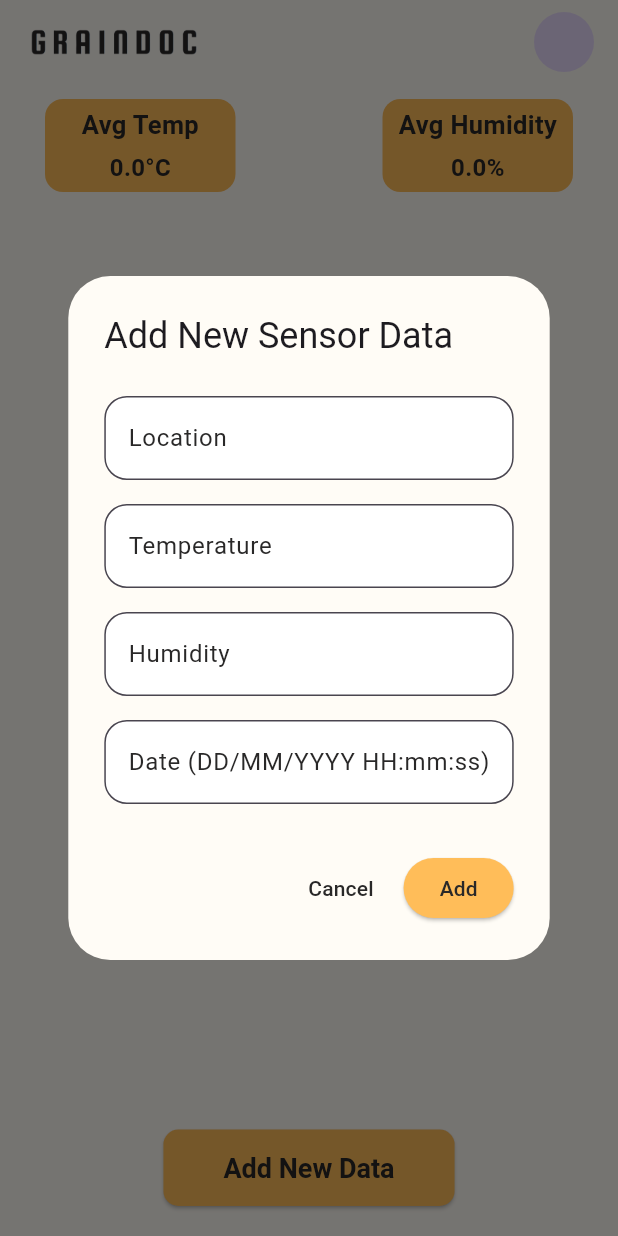
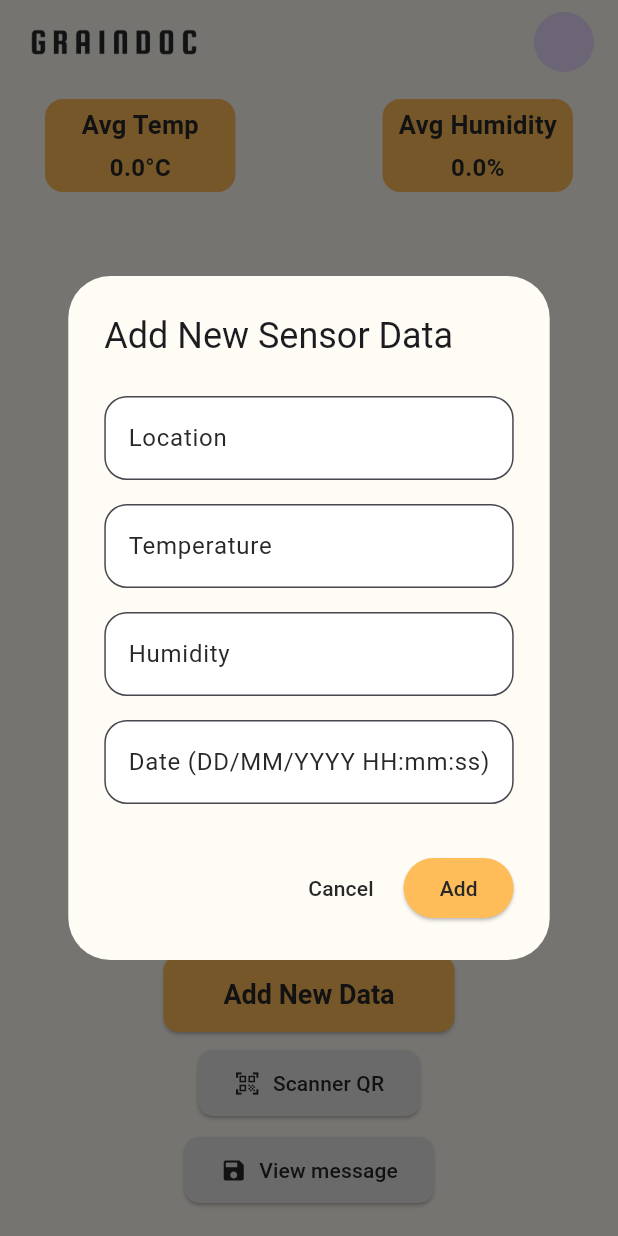
Before and after one commit to nataliahrabovska/mobile-labs, a Flutter app: the HomePage screen opened by its route, after a tap on "Add New Data", on a phone screen of 412 x 824 dp. Run offline on Flutter 3.47's test engine with Material 3 defaults, Android fonts, the light colour scheme and no system bars; our stand-ins replace connectivity_plus, rxdart, shared_preferences; missing offline and left inert: mobile_scanner, mqtt_client, usb_serial; accounts and stored records are empty.

Commit message:
implemented lab 5

```diff
--- a/lib/main.dart
+++ b/lib/main.dart
@@ -1,4 +1,7 @@
 import 'package:flutter/material.dart';
+import 'package:test_lab2/screens/scanner/qr_scanner_screen.dart' as qr;
+import 'package:test_lab2/screens/scanner/saved_qr_screen.dart' as saved;
+
 import 'services/auth_service.dart';
 import 'screens/login_page.dart';
 import 'screens/home_page.dart';
@@ -35,6 +38,8 @@ class GrainDocApp extends StatelessWidget {
         '/register': (context) => RegisterPage(),
         '/home': (context) => HomePage(),
         '/profile': (context) => ProfilePage(),
+        '/qr': (context) => qr.QRScannerScreen(),
+        '/saved': (context) => saved.SavedQrScreen(),
       },
     );
   }
--- a/lib/screens/home_page.dart
+++ b/lib/screens/home_page.dart
@@ -31,12 +31,11 @@ class _HomePageState extends State<HomePage> {
 
   void _connectToMqtt() async {
     try {
-      print('Connecting to MQTT...');
       await _mqttService.connect();
       if (_mqttService.isConnected) {
-        print('MQTT Connected');
+        print('✅ MQTT Connected');
       } else {
-        print('MQTT connection failed');
+        print('❌ MQTT connection failed');
       }
     } catch (e) {
       print('Error connecting to MQTT: $e');
@@ -45,16 +44,12 @@ class _HomePageState extends State<HomePage> {
 
   void _onDataReceived(SensorData newData) async {
     bool exists = dataList.any((d) =>
-    d.timestamp == newData.timestamp && d.location == newData.location
-    );
+    d.timestamp == newData.timestamp && d.location == newData.location);
     if (!exists) {
       setState(() {
         dataList.add(newData);
       });
       await storage.addNewData(newData);
-      print('New MQTT data added: ${newData.toJson()}');
-    } else {
-      print('MQTT data already exists, skipping');
     }
   }
 
@@ -70,7 +65,6 @@ class _HomePageState extends State<HomePage> {
     return total / dataList.length;
   }
 
-  // Створюємо контролери та не забуваємо їх dispose
   void _showAddDataDialog() {
     final locationController = TextEditingController();
     final tempController = TextEditingController();
@@ -95,11 +89,11 @@ class _HomePageState extends State<HomePage> {
         actions: [
           TextButton(
             onPressed: () {
+              Navigator.pop(context);
               locationController.dispose();
               tempController.dispose();
               humidityController.dispose();
               dateController.dispose();
-              Navigator.pop(context);
             },
             child: Text('Cancel', style: TextStyle(color: Color(0xFF292828))),
           ),
@@ -115,16 +109,63 @@ class _HomePageState extends State<HomePage> {
               setState(() {
                 dataList.add(newData);
               });
+
+              Navigator.pop(context);
               locationController.dispose();
               tempController.dispose();
               humidityController.dispose();
               dateController.dispose();
+            },
+            style: ElevatedButton.styleFrom(backgroundColor: Color(0xFFFFBD59)),
+            child: Text('Add', style: TextStyle(color: Color(0xFF292828))),
+          ),
+        ],
+      ),
+    );
+  }
+
+  Widget _buildDialogTextField(TextEditingController controller, String hint) {
+    return Padding(
+      padding: const EdgeInsets.symmetric(vertical: 8.0),
+      child: TextField(
+        controller: controller,
+        decoration: InputDecoration(
+          hintText: hint,
+          hintStyle: TextStyle(color: Color(0xFF292828)),
+          border: OutlineInputBorder(
+            borderRadius: BorderRadius.circular(15),
+          ),
+          filled: true,
+          fillColor: Colors.white,
+        ),
+      ),
+    );
+  }
+
+  void _showDeleteConfirmationDialog(SensorData item) {
+    showDialog(
+      context: context,
+      builder: (context) => AlertDialog(
+        backgroundColor: Color(0xFFFFFCF6),
+        title: Text('Delete Sensor Data'),
+        content: Text('Are you sure you want to delete this data?'),
+        actions: [
+          TextButton(
+            onPressed: () => Navigator.pop(context),
+            child: Text('Cancel', style: TextStyle(color: Color(0xFF292828))),
+          ),
+          ElevatedButton(
+            onPressed: () async {
+              await storage.deleteData(item);
+              setState(() {
+                dataList.remove(item);
+              });
               Navigator.pop(context);
             },
             style: ElevatedButton.styleFrom(
               backgroundColor: Color(0xFFFFBD59),
             ),
-            child: Text('Add', style: TextStyle(color: Color(0xFF292828))),
+            child: Text('Delete', style: TextStyle(color: Color(0xFF292828))),
           ),
         ],
       ),
@@ -160,11 +201,11 @@ class _HomePageState extends State<HomePage> {
               children: [
                 ElevatedButton(
                   onPressed: () {
+                    Navigator.pop(context);
                     locationController.dispose();
                     tempController.dispose();
                     humidityController.dispose();
                     dateController.dispose();
-                    Navigator.pop(context);
                   },
                   style: ElevatedButton.styleFrom(
                     backgroundColor: Colors.grey,
@@ -181,6 +222,7 @@ class _HomePageState extends State<HomePage> {
                     setState(() {
                       dataList.remove(item);
                     });
+
                     final updatedData = SensorData(
                       location: locationController.text,
                       temperature: double.tryParse(tempController.text) ?? 0.0,
@@ -191,11 +233,12 @@ class _HomePageState extends State<HomePage> {
                     setState(() {
                       dataList.add(updatedData);
                     });
+
+                    Navigator.pop(context);
                     locationController.dispose();
                     tempController.dispose();
                     humidityController.dispose();
                     dateController.dispose();
-                    Navigator.pop(context);
 
                     ScaffoldMessenger.of(context).showSnackBar(
                       SnackBar(content: Text('Дані оновлено')),
@@ -214,54 +257,6 @@ class _HomePageState extends State<HomePage> {
             ),
           ),
         ],
-      ),
-    );
-  }
-
-  void _showDeleteConfirmationDialog(SensorData item) {
-    showDialog(
-      context: context,
-      builder: (context) => AlertDialog(
-        backgroundColor: Color(0xFFFFFCF6),
-        title: Text('Delete Sensor Data'),
-        content: Text('Are you sure you want to delete this data?'),
-        actions: [
-          TextButton(
-            onPressed: () => Navigator.pop(context),
-            child: Text('Cancel', style: TextStyle(color: Color(0xFF292828))),
-          ),
-          ElevatedButton(
-            onPressed: () async {
-              await storage.deleteData(item);
-              setState(() {
-                dataList.remove(item);
-              });
-              Navigator.pop(context);
-            },
-            style: ElevatedButton.styleFrom(
-              backgroundColor: Color(0xFFFFBD59),
-            ),
-            child: Text('Delete', style: TextStyle(color: Color(0xFF292828))),
-          ),
-        ],
-      ),
-    );
-  }
-
-  Widget _buildDialogTextField(TextEditingController controller, String hint) {
-    return Padding(
-      padding: const EdgeInsets.symmetric(vertical: 8.0),
-      child: TextField(
-        controller: controller,
-        decoration: InputDecoration(
-          hintText: hint,
-          hintStyle: TextStyle(color: Color(0xFF292828)),
-          border: OutlineInputBorder(
-            borderRadius: BorderRadius.circular(15),
-          ),
-          filled: true,
-          fillColor: Colors.white,
-        ),
       ),
     );
   }
@@ -339,7 +334,9 @@ class _HomePageState extends State<HomePage> {
           ),
           Padding(
             padding: EdgeInsets.all(20),
-            child: ElevatedButton(
+            child: Column(
+              children: [
+                ElevatedButton(
                   onPressed: _showAddDataDialog,
                   style: ElevatedButton.styleFrom(
                     backgroundColor: Color(0xFFFFBD59),
@@ -351,6 +348,34 @@ class _HomePageState extends State<HomePage> {
                   ),
                   child: Text('Add New Data', style: TextStyle(color: Color(0xFF292828))),
                 ),
+                const SizedBox(height: 10),
+                ElevatedButton.icon(
+                  onPressed: () => Navigator.pushNamed(context, '/qr'),
+                  icon: Icon(Icons.qr_code_scanner, color: Color(0xFF292828)),
+                  label: Text('Scanner QR', style: TextStyle(color: Color(0xFF292828))),
+                  style: ElevatedButton.styleFrom(
+                    backgroundColor: Color(0xFFE7E7E7),
+                    padding: EdgeInsets.symmetric(vertical: 12, horizontal: 24),
+                    shape: RoundedRectangleBorder(
+                      borderRadius: BorderRadius.circular(10),
+                    ),
+                  ),
+                ),
+                const SizedBox(height: 10),
+                ElevatedButton.icon(
+                  onPressed: () => Navigator.pushNamed(context, '/saved'),
+                  icon: Icon(Icons.save, color: Color(0xFF292828)),
+                  label: Text('View message', style: TextStyle(color: Color(0xFF292828))),
+                  style: ElevatedButton.styleFrom(
+                    backgroundColor: Color(0xFFE7E7E7),
+                    padding: EdgeInsets.symmetric(vertical: 12, horizontal: 24),
+                    shape: RoundedRectangleBorder(
+                      borderRadius: BorderRadius.circular(10),
+                    ),
+                  ),
+                ),
+              ],
+            ),
           ),
         ],
       ),
--- a/pubspec.yaml
+++ b/pubspec.yaml
@@ -5,7 +5,7 @@ publish_to: 'none' # Remove this line if you wish to publish to pub.dev
 version: 1.0.0+1
 
 environment:
-  sdk: ">=3.7.2 <4.0.0"
+  sdk: ">=3.5.4 <4.0.0"
 
 dependencies:
   flutter:
@@ -13,6 +13,10 @@ dependencies:
   mqtt_client: ^10.0.0
   connectivity_plus: ^4.0.1
   shared_preferences: ^2.2.2
+  usb_serial: ^0.5.2
+  mobile_scanner: ^6.0.10
+  rxdart: ^0.28.0
+
 
 dev_dependencies:
   flutter_test:
```
Also changed, not shown: lib/screens/scanner/qr_scanner_screen.dart (added, +143 -0 lines), lib/screens/scanner/saved_qr_screen.dart (added, +106 -0 lines), lib/usb/usb_manager.dart (added, +52 -0 lines), lib/usb/usb_service.dart (added, +44 -0 lines), pubspec.lock. Lines whose indentation alone changed are shown as unchanged.
